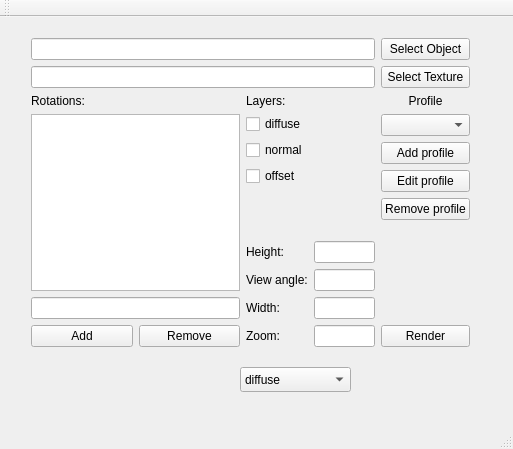
Above: mainwindow.ui from supernugy/Awesome2DGui before the change. Below: the same form after it.
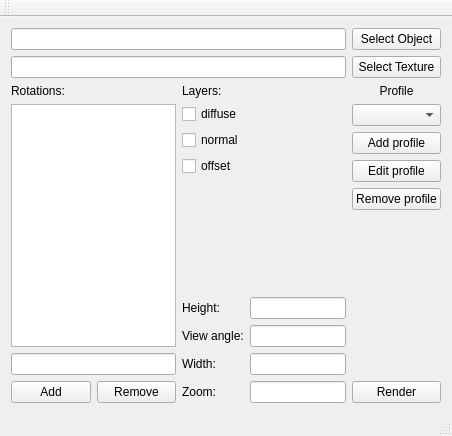
That is the form after the change.

Commit message: Edited code for new layer check boxes

Diff of the .ui file:
```diff
--- a/mainwindow.ui
+++ b/mainwindow.ui
@@ -6,8 +6,8 @@
    <rect>
     <x>0</x>
     <y>0</y>
-    <width>513</width>
-    <height>449</height>
+    <width>452</width>
+    <height>436</height>
    </rect>
   </property>
   <property name="minimumSize">
@@ -20,15 +20,8 @@
    <string>MainWindow</string>
   </property>
   <widget class="QWidget" name="centralWidget">
-   <widget class="QWidget" name="gridLayoutWidget">
-    <property name="geometry">
-     <rect>
-      <x>20</x>
-      <y>10</y>
-      <width>461</width>
-      <height>331</height>
-     </rect>
-    </property>
+   <layout class="QVBoxLayout" name="verticalLayout_5">
+    <item>
     <layout class="QGridLayout" name="gridLayout">
      <item row="0" column="0">
       <widget class="QLineEdit" name="objectPathTextField"/>
@@ -62,7 +55,14 @@
           </widget>
          </item>
          <item>
-          <widget class="QListWidget" name="rotationsListWidget"/>
+           <widget class="QListWidget" name="rotationsListWidget">
+            <property name="sizePolicy">
+             <sizepolicy hsizetype="Fixed" vsizetype="Expanding">
+              <horstretch>0</horstretch>
+              <verstretch>0</verstretch>
+             </sizepolicy>
+            </property>
+           </widget>
          </item>
          <item>
           <widget class="QLineEdit" name="addRotationLineEdit"/>
@@ -154,6 +154,12 @@
            </item>
            <item row="0" column="2">
             <widget class="QLineEdit" name="heightLineEdit">
+              <property name="sizePolicy">
+               <sizepolicy hsizetype="Fixed" vsizetype="Fixed">
+                <horstretch>0</horstretch>
+                <verstretch>0</verstretch>
+               </sizepolicy>
+              </property>
              <property name="inputMask">
               <string/>
              </property>
@@ -161,6 +167,12 @@
            </item>
            <item row="3" column="2">
             <widget class="QLineEdit" name="zoomLineEdit">
+              <property name="sizePolicy">
+               <sizepolicy hsizetype="Fixed" vsizetype="Fixed">
+                <horstretch>0</horstretch>
+                <verstretch>0</verstretch>
+               </sizepolicy>
+              </property>
              <property name="inputMask">
               <string/>
              </property>
@@ -182,6 +194,12 @@
            </item>
            <item row="1" column="2">
             <widget class="QLineEdit" name="angleLineEdit">
+              <property name="sizePolicy">
+               <sizepolicy hsizetype="Fixed" vsizetype="Fixed">
+                <horstretch>0</horstretch>
+                <verstretch>0</verstretch>
+               </sizepolicy>
+              </property>
              <property name="inputMask">
               <string/>
              </property>
@@ -196,6 +214,12 @@
            </item>
            <item row="2" column="2">
             <widget class="QLineEdit" name="widthLineEdit">
+              <property name="sizePolicy">
+               <sizepolicy hsizetype="Fixed" vsizetype="Fixed">
+                <horstretch>0</horstretch>
+                <verstretch>0</verstretch>
+               </sizepolicy>
+              </property>
              <property name="inputMask">
               <string/>
              </property>
@@ -277,32 +301,8 @@
       </layout>
      </item>
     </layout>
-   </widget>
-   <widget class="QComboBox" name="layersComboBox">
-    <property name="geometry">
-     <rect>
-      <x>240</x>
-      <y>350</y>
-      <width>111</width>
-      <height>25</height>
-     </rect>
-    </property>
-    <item>
-     <property name="text">
-      <string>diffuse</string>
-     </property>
     </item>
-    <item>
-     <property name="text">
-      <string>normal</string>
-     </property>
-    </item>
-    <item>
-     <property name="text">
-      <string>offset</string>
-     </property>
-    </item>
-   </widget>
+   </layout>
   </widget>
   <widget class="QMenuBar" name="menuBar">
    <property name="geometry">
```
Left out of the diff: 2 changed lines with no effect on the pictures. Lines whose indentation alone changed are shown as unchanged. The commit also changes 2 other files.
